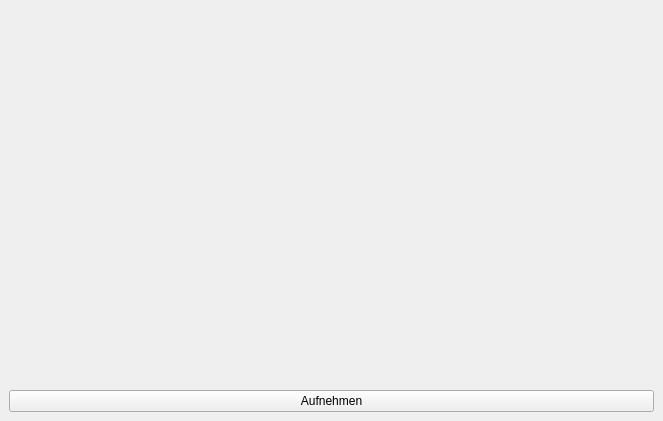
The window that PhotoBooth.ui (Hir0ki/PhotoBox) describes before a commit, drawn with Qt 5.
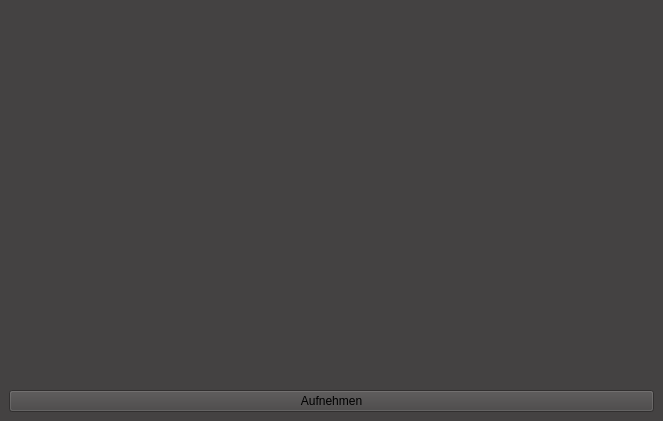
The same window after the commit.

Commit message: added black background and fullscrenn window

Patch:
```diff
--- a/PhotoBooth.ui
+++ b/PhotoBooth.ui
@@ -13,6 +13,13 @@
   <property name="windowTitle">
    <string>MainWindow</string>
   </property>
+  <property name="autoFillBackground">
+   <bool>false</bool>
+  </property>
+  <property name="styleSheet">
+   <string notr="true">background-color: #444242
+</string>
+  </property>
   <widget class="QWidget" name="centralwidget">
    <layout class="QGridLayout" name="gridLayout">
     <item row="0" column="0">
```
The commit also changes 2 other files.
